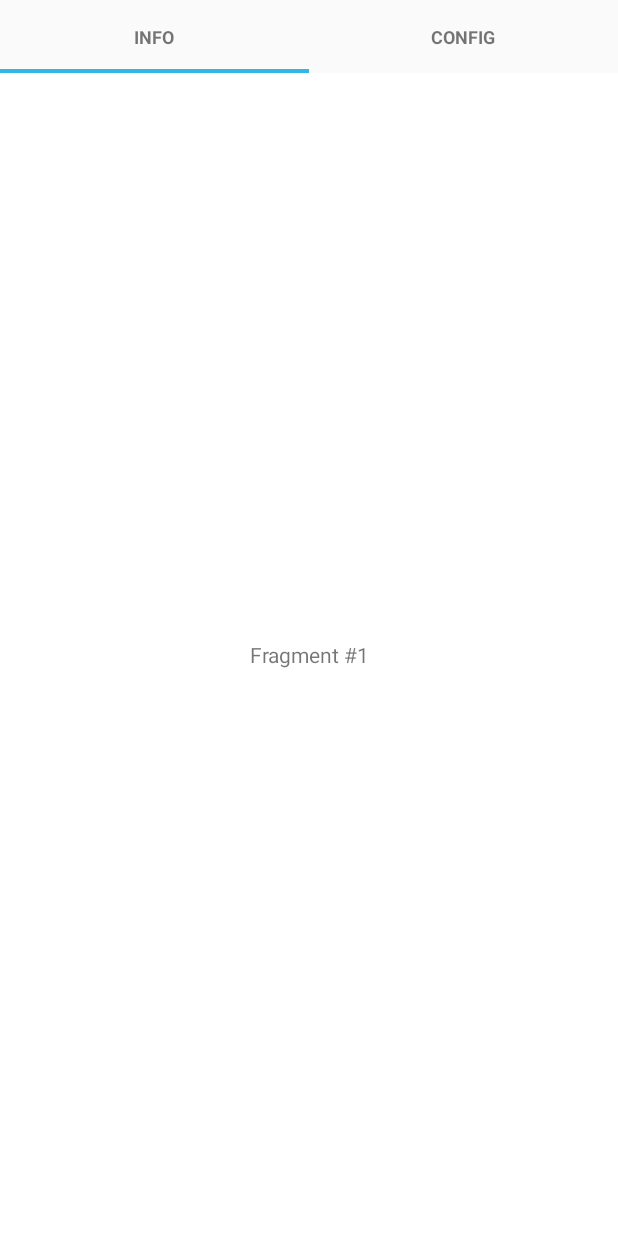
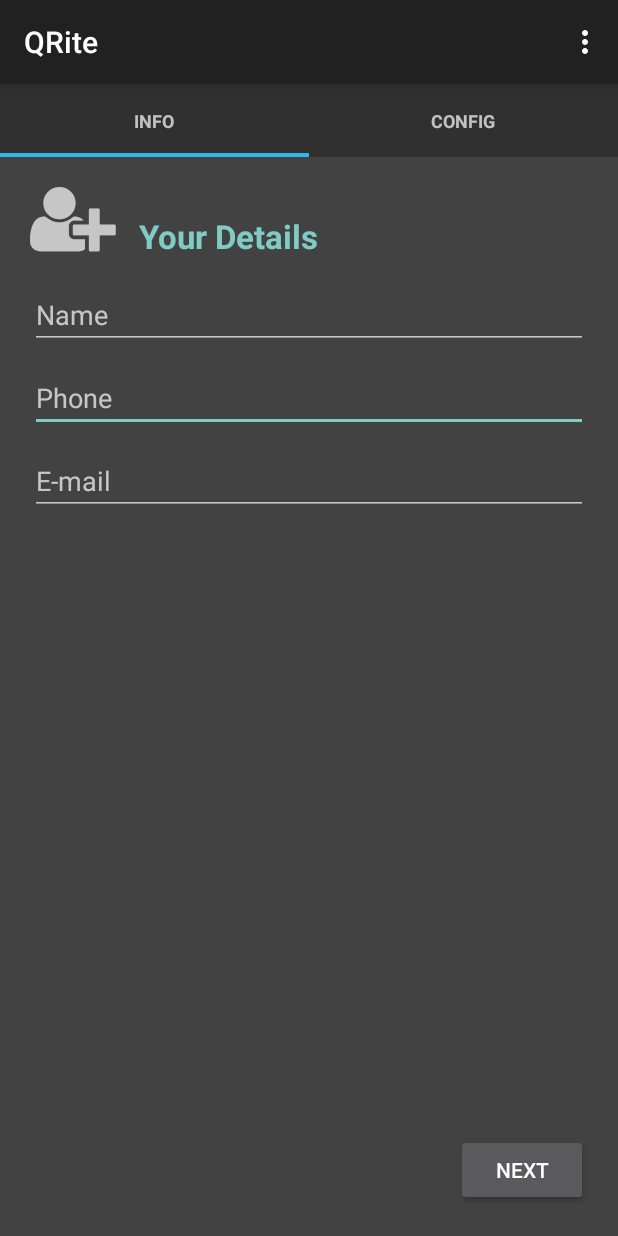
Before and after one commit to tuxology/QRite, an Android app: the screen it shows after launch (MainActivity), on a phone screen of 412 x 824 dp. Before the commit the screen is almost empty. Run offline under Robolectric (Android 15) with nearby library versions, the phone set to English and light mode, and no system bars.

Commit message:
Base UI design Setup theme, colors and basic UI elements

```diff
--- a/app/src/main/java/in/suchakra/qrite/InfoFragment.java
+++ /dev/null
@@ -1,51 +0,0 @@
-package in.suchakra.qrite;
-
-import android.os.Bundle;
-import android.support.v4.app.Fragment;
-import android.view.LayoutInflater;
-import android.view.Menu;
-import android.view.MenuInflater;
-import android.view.View;
-import android.view.ViewGroup;
-import android.widget.TextView;
-
-/**
- * Created by Tanushri on 08-Feb-15.
- */
-// In this case, the fragment displays simple text based on the page
-public class InfoFragment extends Fragment {
-    public static final String ARG_PAGE = "ARG_PAGE";
-
-    private int mPage;
-
-    public static InfoFragment newInstance(int page) {
-        Bundle args = new Bundle();
-        args.putInt(ARG_PAGE, page);
-        InfoFragment fragment = new InfoFragment();
-        fragment.setArguments(args);
-        return fragment;
-    }
-
-    @Override
-    public void onCreate(Bundle savedInstanceState) {
-        super.onCreate(savedInstanceState);
-        mPage = getArguments().getInt(ARG_PAGE);
-        setHasOptionsMenu(true);
-    }
-
-    @Override
-    public View onCreateView(LayoutInflater inflater, ViewGroup container,
-                             Bundle savedInstanceState) {
-        View view = inflater.inflate(R.layout.fragment_info, container, false);
-        TextView textView = (TextView) view;
-        textView.setText("Fragment #" + mPage);
-        return view;
-    }
-
-    @Override
-    public void onCreateOptionsMenu(
-            Menu menu, MenuInflater inflater) {
-        inflater.inflate(R.menu.menu_information, menu);
-    }
-
-}
--- a/app/src/main/java/in/suchakra/qrite/MainActivity.java
+++ b/app/src/main/java/in/suchakra/qrite/MainActivity.java
@@ -1,15 +1,18 @@
 package in.suchakra.qrite;
 
 import android.app.ActionBar;
+import android.graphics.Typeface;
 import android.support.v4.app.FragmentActivity;
 import android.support.v4.view.ViewPager;
 import android.os.Bundle;
+import android.support.v7.app.ActionBarActivity;
 import android.view.Menu;
 import android.view.MenuItem;
+import android.widget.TextView;
 
 import tablayout.SlidingTabLayout;
 
-public class MainActivity extends FragmentActivity {
+public class MainActivity extends ActionBarActivity {
     @Override
     protected void onCreate(Bundle savedInstanceState) {
         super.onCreate(savedInstanceState);
--- a/app/src/main/java/in/suchakra/qrite/ConfigFragment.java
+++ b/app/src/main/java/in/suchakra/qrite/MainFragment.java
@@ -1,29 +1,24 @@
 package in.suchakra.qrite;
 
-/**
- * Created by Tanushri on 08-Feb-15.
- */
-
-import android.app.Fragment;
 import android.os.Bundle;
+import android.support.v4.app.Fragment;
 import android.view.LayoutInflater;
 import android.view.View;
 import android.view.ViewGroup;
-import android.widget.TextView;
 
 /**
  * Created by Tanushri on 08-Feb-15.
  */
 // In this case, the fragment displays simple text based on the page
-public class ConfigFragment extends Fragment {
+public class MainFragment extends Fragment {
     public static final String ARG_PAGE = "ARG_PAGE";
 
     private int mPage;
 
-    public static ConfigFragment newInstance(int page) {
+    public static MainFragment newInstance(int page) {
         Bundle args = new Bundle();
         args.putInt(ARG_PAGE, page);
-        ConfigFragment fragment = new ConfigFragment();
+        MainFragment fragment = new MainFragment();
         fragment.setArguments(args);
         return fragment;
     }
@@ -32,14 +27,21 @@ public class ConfigFragment extends Fragment {
     public void onCreate(Bundle savedInstanceState) {
         super.onCreate(savedInstanceState);
         mPage = getArguments().getInt(ARG_PAGE);
+        setHasOptionsMenu(true);
     }
 
     @Override
     public View onCreateView(LayoutInflater inflater, ViewGroup container,
                              Bundle savedInstanceState) {
-        View view = inflater.inflate(R.layout.fragment_config, container, false);
-        TextView textView = (TextView) view;
-        textView.setText("Fragment #" + mPage);
-        return view;
+        View info_view = inflater.inflate(R.layout.fragment_info, container, false);
+        View config_view = inflater.inflate(R.layout.fragment_config, container, false);
+        if (mPage == 2){
+            return config_view;
+        }
+        if (mPage == 1){
+            return info_view;
+        }
+        return info_view;
     }
+
 }
--- a/app/src/main/java/in/suchakra/qrite/MainFragmentPageAdapter.java
+++ b/app/src/main/java/in/suchakra/qrite/MainFragmentPageAdapter.java
@@ -25,7 +25,7 @@ public class MainFragmentPageAdapter extends FragmentPagerAdapter {
 
     @Override
     public Fragment getItem(int position) {
-        return InfoFragment.newInstance(position + 1);
+        return MainFragment.newInstance(position + 1);
     }
 
     @Override
--- /dev/null
+++ b/app/src/main/java/in/suchakra/qrite/MyTextView.java
@@ -0,0 +1,35 @@
+package in.suchakra.qrite;
+
+/**
+ * Created by suchakra on 9/2/15.
+ */
+
+import android.content.Context;
+import android.graphics.Typeface;
+import android.util.AttributeSet;
+import android.widget.TextView;
+
+public class MyTextView extends TextView {
+
+    public MyTextView(Context context, AttributeSet attrs, int defStyle) {
+        super(context, attrs, defStyle);
+        init();
+    }
+
+    public MyTextView(Context context, AttributeSet attrs) {
+        super(context, attrs);
+        init();
+    }
+
+    public MyTextView(Context context) {
+        super(context);
+        init();
+    }
+
+    private void init() {
+        Typeface tf = Typeface.createFromAsset(getContext().getAssets(),
+                "fontawesome.ttf");
+        setTypeface(tf);
+    }
+
+}
--- a/app/src/main/res/layout/fragment_info.xml
+++ b/app/src/main/res/layout/fragment_info.xml
@@ -1,5 +1,85 @@
 <?xml version="1.0" encoding="utf-8"?>
-<TextView xmlns:android="http://schemas.android.com/apk/res/android"
+<RelativeLayout xmlns:android="http://schemas.android.com/apk/res/android"
     android:layout_width="match_parent"
     android:layout_height="match_parent"
-    android:gravity="center" />
+    android:orientation="vertical"
+    android:backgroundTint="@color/background_floating_material_dark"
+    android:background="@color/background_floating_material_dark">
+
+    <in.suchakra.qrite.MyTextView
+        android:id="@+id/txt"
+        android:layout_width="wrap_content"
+        android:layout_height="wrap_content"
+        android:text="\uF234"
+        android:textSize="50dip"
+        android:layout_marginLeft="20dp"
+        android:layout_marginTop="15dp" />
+
+    <EditText
+        android:layout_width="wrap_content"
+        android:layout_height="wrap_content"
+        android:inputType="phone"
+        android:ems="10"
+        android:id="@+id/phoneText"
+        android:layout_below="@+id/nameText"
+        android:layout_alignRight="@+id/nameText"
+        android:layout_alignEnd="@+id/nameText"
+        android:layout_marginTop="10dp"
+        android:hint="Phone"
+        android:layout_alignLeft="@+id/nameText"
+        android:layout_alignStart="@+id/nameText" />
+
+    <EditText
+        android:layout_width="wrap_content"
+        android:layout_height="wrap_content"
+        android:inputType="textEmailAddress"
+        android:ems="10"
+        android:id="@+id/emailText"
+        android:layout_below="@+id/phoneText"
+        android:layout_marginTop="10dp"
+        android:layout_alignRight="@+id/phoneText"
+        android:layout_alignEnd="@+id/phoneText"
+        android:layout_alignLeft="@+id/nameText"
+        android:layout_alignStart="@+id/nameText"
+        android:hint="E-mail" />
+
+    <EditText
+        android:layout_width="wrap_content"
+        android:layout_height="wrap_content"
+        android:inputType="textPersonName"
+        android:ems="10"
+        android:id="@+id/nameText"
+        android:hint="Name"
+        android:layout_below="@+id/txt"
+        android:layout_alignLeft="@+id/txt"
+        android:layout_alignStart="@+id/txt"
+        android:layout_alignRight="@+id/generateButton"
+        android:layout_alignEnd="@+id/generateButton"
+        android:layout_marginTop="15dp" />
+
+    <Button
+        android:layout_width="wrap_content"
+        android:layout_height="wrap_content"
+        android:text="Next"
+        android:id="@+id/generateButton"
+        android:layout_marginBottom="20dp"
+        android:layout_alignParentBottom="true"
+        android:layout_alignParentRight="true"
+        android:layout_alignParentEnd="true"
+        android:layout_marginRight="20dp" />
+
+    <TextView
+        android:layout_width="wrap_content"
+        android:layout_height="wrap_content"
+        android:textAppearance="?android:attr/textAppearanceLarge"
+        android:text="Your Details"
+        android:id="@+id/heading1View"
+        android:textStyle="bold"
+        android:textColor="@color/accent_material_dark"
+        android:layout_marginLeft="15dp"
+        android:layout_marginStart="29dp"
+        android:layout_alignBottom="@+id/txt"
+        android:layout_toRightOf="@+id/txt"
+        android:layout_toEndOf="@+id/txt" />
+
+</RelativeLayout>
--- a/app/src/main/res/values/styles.xml
+++ b/app/src/main/res/values/styles.xml
@@ -1,7 +1,7 @@
 <resources>
 
     <!-- Base application theme. -->
-    <style name="AppTheme" parent="Theme.AppCompat.Light.DarkActionBar">
+    <style name="AppTheme" parent="Theme.AppCompat">
         <!-- Customize your theme here. -->
     </style>
 
```
Also changed, not shown: app/src/main/java/in/suchakra/qrite/Information.java (deleted, +0 -39 lines), app/src/main/res/layout/activity_information.xml (deleted, +0 -8 lines), app/src/main/res/layout/fragment_config.xml (+64 -2 lines), app/src/main/assets/fontawesome.ttf (added).
